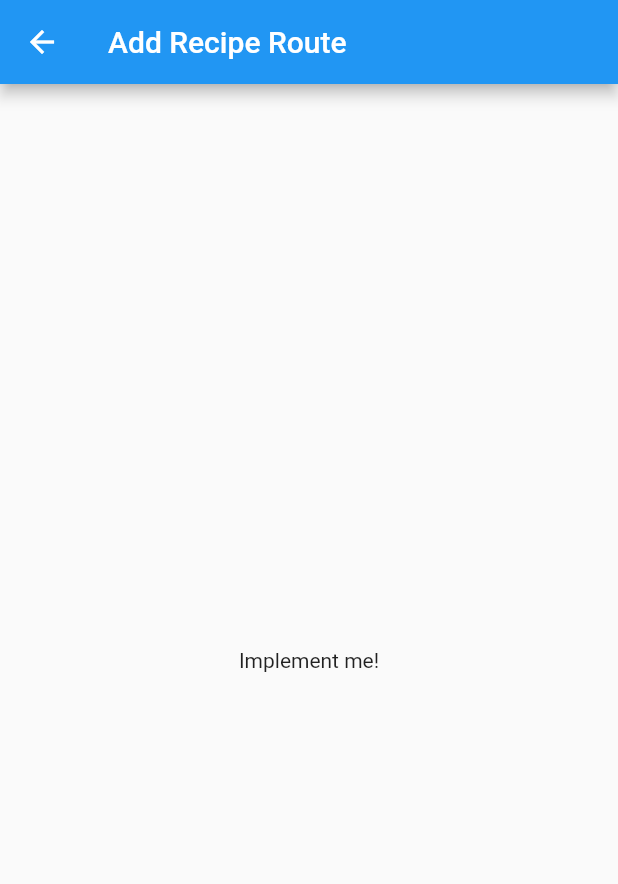
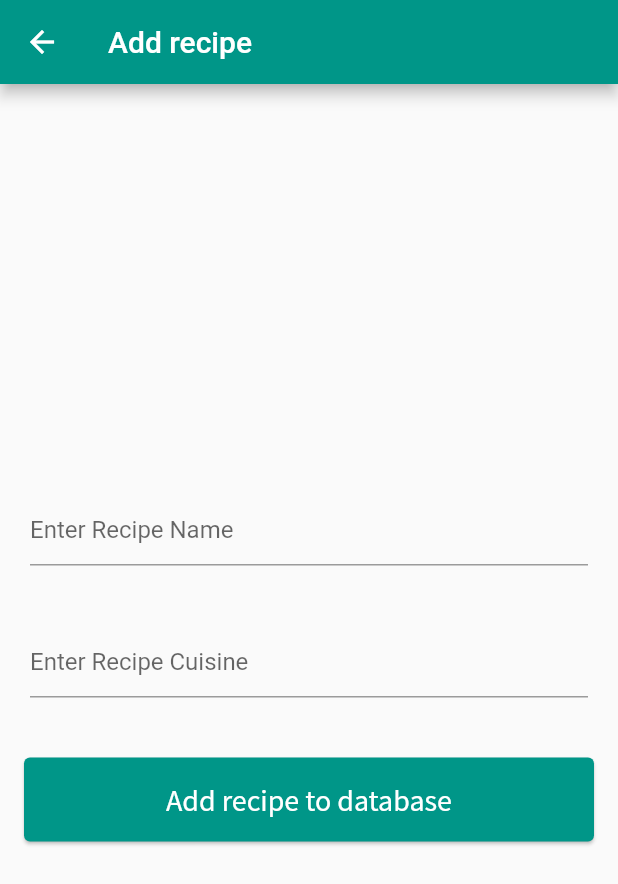
Before and after one commit to kaushikchaubal/home-recipes, a Flutter app: the AddRecipeRoute screen opened directly, on a phone screen of 412 x 824 dp. Shown: the top 884 px of the screen. Run offline on Flutter 3.47's test engine with Material 2 defaults, Android fonts, the phone set to English and light mode, and no system bars.

Commit message:
Adding form for adding recipe

```diff
--- a/client/home_recipes_app/lib/AddRecipeRoute.dart
+++ b/client/home_recipes_app/lib/AddRecipeRoute.dart
@@ -1,15 +1,98 @@
 import 'package:flutter/material.dart';
 
-class AddRecipeRoute extends StatelessWidget {
+class AddRecipeRoute extends StatefulWidget {
+  AddRecipeRoute({Key key}) : super(key: key);
+
+  @override
+  _AddRecipeState createState() => _AddRecipeState();
+}
+
+class _AddRecipeState extends State<AddRecipeRoute> {
+  final _formKey = GlobalKey<FormState>();
+  final Map<String, dynamic> _formData = {'recipeName': null, 'recipeCuisine': null};
+
   @override
   Widget build(BuildContext context) {
     return Scaffold(
       appBar: AppBar(
-        title: Text("Add Recipe Route"),
+        title: Text('Add recipe'),
+        backgroundColor: Colors.teal,
       ),
-      body: Center(
-          child: Text('Implement me!'),
+      body: _buildForm(),
+    );
+  }
+
+  Widget _buildForm() {
+    return Form(
+        key: _formKey,
+        child: Column(
+          mainAxisAlignment: MainAxisAlignment.center,
+          children: <Widget>[
+            _buildRecipeNameField(),
+            _buildRecipeCuisineField(),
+            _buildSubmitButton(),
+          ],
+        ));
+  }
+
+  Widget _buildRecipeNameField() {
+    return Container(
+      margin: EdgeInsets.all(20.0),
+      child: TextFormField(
+        decoration: InputDecoration(
+            hasFloatingPlaceholder: true,
+            hintText: 'Enter Recipe Name'
+        ),
+        onSaved: (String value) {
+          _formData['recipeName'] = value;
+        },
       ),
     );
   }
+
+  Widget _buildRecipeCuisineField() {
+    return Container(
+      margin: EdgeInsets.all(20.0),
+      child: TextFormField(
+        decoration: InputDecoration(
+            hasFloatingPlaceholder: true,
+            hintText: 'Enter Recipe Cuisine'
+        ),
+        onSaved: (String value) {
+          _formData['recipeCuisine'] = value;
+        },
+      ),
+    );
+  }
+
+  Widget _buildSubmitButton() {
+    return FlatButton(
+      onPressed: () {
+        _submitForm();
+        FocusScope.of(context).unfocus();
+      },
+      child: Card(
+          margin: EdgeInsets.only(top: 20.0, bottom: 10.0),
+          color: Colors.teal,
+          child: ListTile(
+            title: Center(
+              child: Text(
+                'Add recipe to database',
+                style: TextStyle(
+                  color: Colors.white,
+                  fontFamily: 'Source Sans Pro',
+                  fontSize: 20.0,
+                ),
+              ),
+            ),
+          )),
+    );
+  }
+
+  void _submitForm() {
+    if (_formKey.currentState.validate()) {
+      _formKey.currentState.save();
+      print(_formData);
+    }
+  }
 }
```
